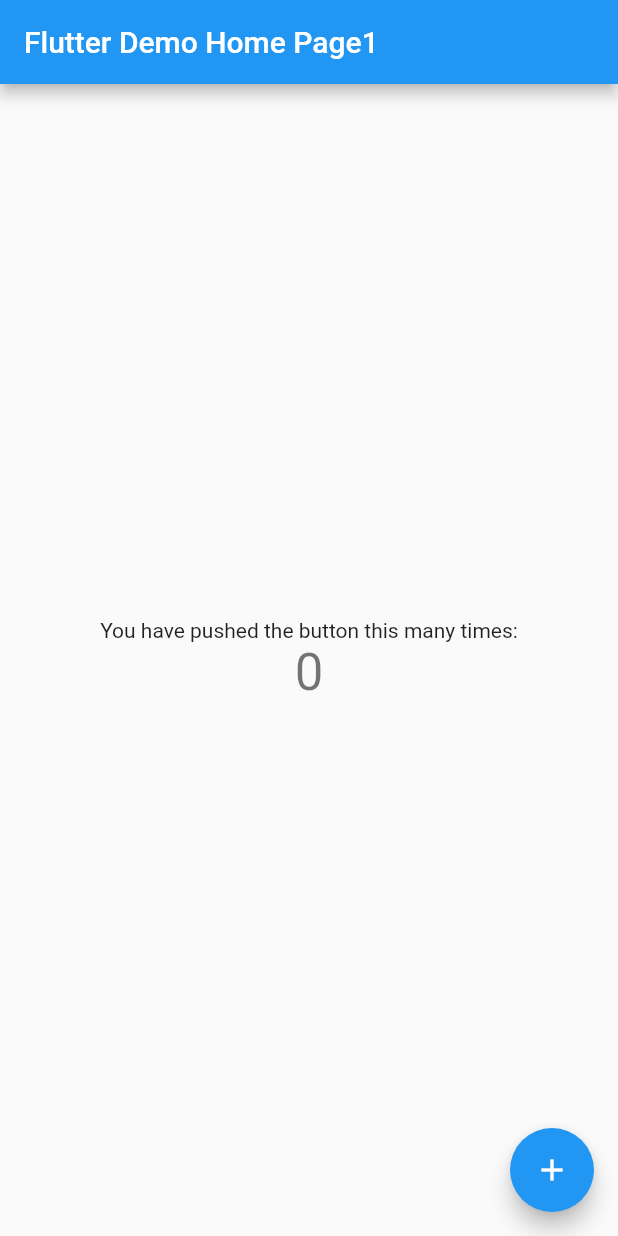
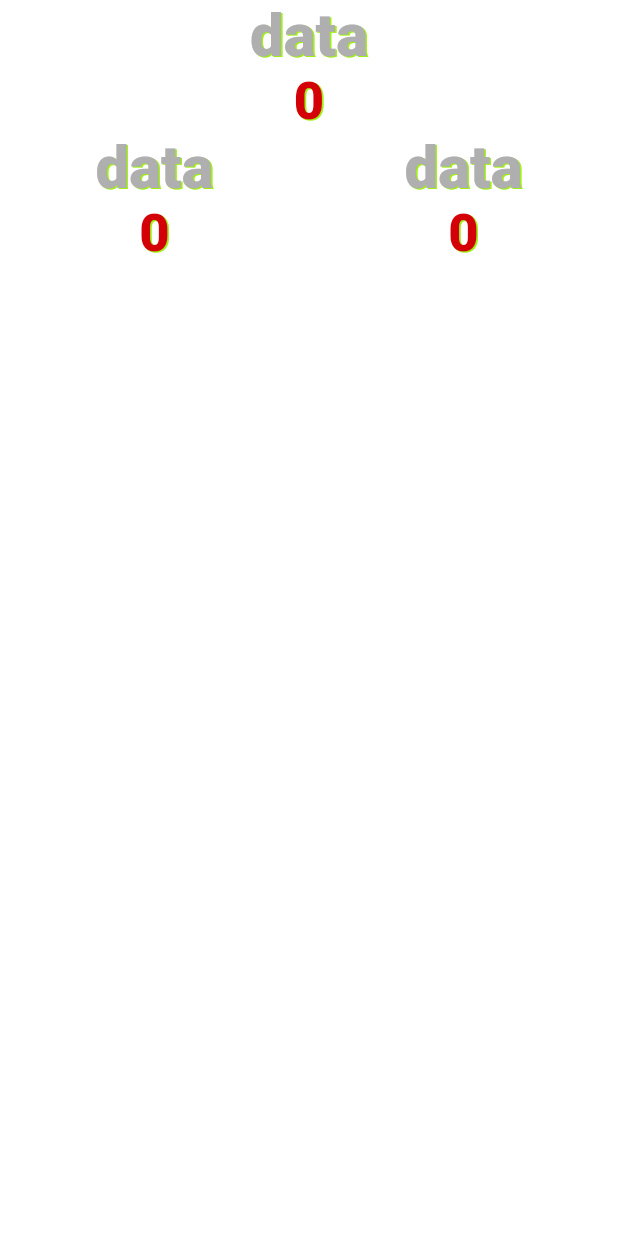
Before and after one commit to Liam2419/flutter-test, a Flutter app: the screen it shows after launch, on a phone screen of 412 x 824 dp. Run offline on Flutter 3.47's test engine with Material 2 defaults, Android fonts, the phone set to English and light mode, and no system bars; our stand-ins replace dio; missing offline and left inert: dart:ffi.

Commit message:
更新頁面 測試製作範例APP

```diff
--- a/lib/main.dart
+++ b/lib/main.dart
@@ -1,3 +1,5 @@
+import 'dart:ffi';
+
 import 'package:flutter/material.dart';
 import 'package:dio/dio.dart';
 import 'dart:developer';
@@ -16,10 +18,87 @@ class MyApp extends StatelessWidget {
       theme: ThemeData(
         primarySwatch: Colors.blue,
       ),
-      home: const MyHomePage(title: 'Flutter Demo Home Page1'),
+      home: const Covid19App(),
+      //home: const MyHomePage(title: 'Flutter Demo Home Page1'),
     );
   }
 }
+
+class Covid19App extends StatefulWidget {
+  const Covid19App({Key? key}) : super(key: key);
+
+  @override
+  State<Covid19App> createState() => _Covid19AppState();
+}
+
+class _Covid19AppState extends State<Covid19App> {
+  final int bgColor = 0xff1a1a;
+  final int textGrayColor = 0xffafafaf;
+  final int textRedColor = 0xffd40007;
+
+  @override
+  Widget build(BuildContext context) {
+    Size size = MediaQuery.of(context).size;
+    return Scaffold(
+        backgroundColor: Color(bgColor),
+        body: SafeArea(
+          child:Column(
+          children:[
+            TextColorType(name: 'data', color: textGrayColor, textSize: 40.0,),
+            TextColorType(name: '0', color: textRedColor, textSize: 35.0,),
+            Row(
+              children: [
+                SizedBox(
+                  width: size.width/2,
+                  child: Column(
+                    children:[
+                      TextColorType(name: 'data', color: textGrayColor, textSize: 40.0,),
+                      TextColorType(name: '0', color: textRedColor, textSize: 35.0,),
+                    ],
+                  ),
+                ),
+                SizedBox(
+                  width: size.width/2,
+                  child: Column(
+                    children:[
+                      TextColorType(name: 'data', color: textGrayColor , textSize: 40.0,),
+                      TextColorType(name: '0', color: textRedColor, textSize: 35.0,),
+                    ],
+                  ),
+                ),
+              ],
+            )
+          ],
+        ),
+        ),
+      );
+  }
+}
+class TextColorType extends StatelessWidget {
+  const TextColorType({Key? key,required this.name,required this.color,required this.textSize}) : super(key: key);
+
+  final String name;
+  final int color;
+  final double textSize;
+
+  @override
+  Widget build(BuildContext context) {
+    return Text(name,
+      style: TextStyle(
+          color:Color(color),
+          fontSize: textSize,
+          fontWeight: FontWeight.w900,
+          shadows: const [Shadow(
+            color:  Color(0xff9ff013),
+            offset: Offset(1.0,1.0 ),
+          )]
+      ),
+    );
+  }
+}
+
+
+
 
 class MyHomePage extends StatefulWidget {
   const MyHomePage({Key? key, required this.title}) : super(key: key);
@@ -44,7 +123,10 @@ class _MyHomePageState extends State<MyHomePage> {
   getDate() async{
     Response res;
     try {
-      res = await dio.get('https://reqres.in/api/users');
+      res = await dio.get('https://tdx.transportdata.tw/api/basic/v2/Bus/RealTimeByFrequency/Streaming/City/Hsinchu?%24top=30&%24format=JSON');
+      ///https://tech.iapps360.dev/datas/bus_time
+      ///https://reqres.in/api/users
+
       log("Index number is: ${res.statusCode}");
     }catch(e){
       log("x: $e");
```
